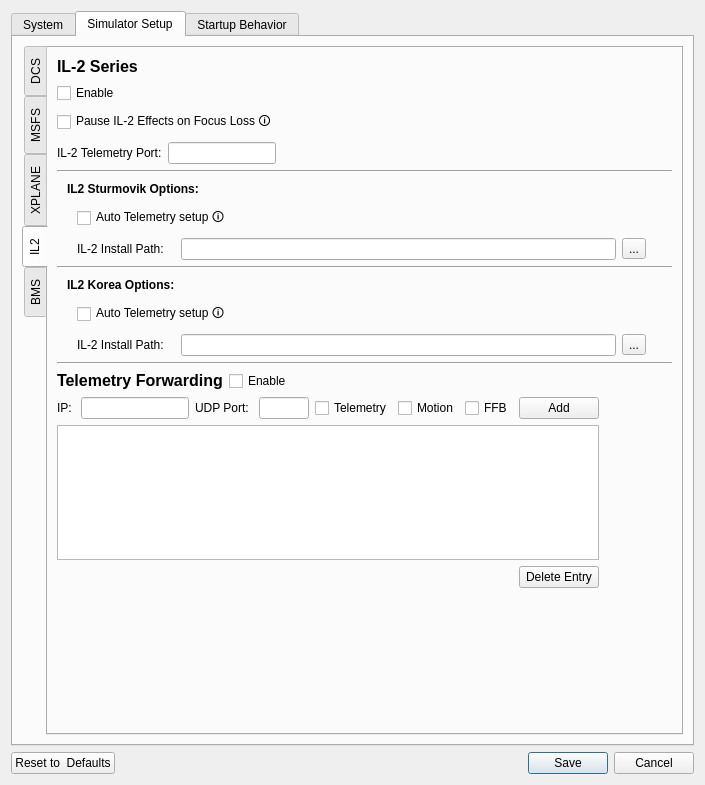
Before: the Qt Designer form SM/system_settings_new.ui in walmis/VPforce-TelemFFB, drawn with Qt 5.
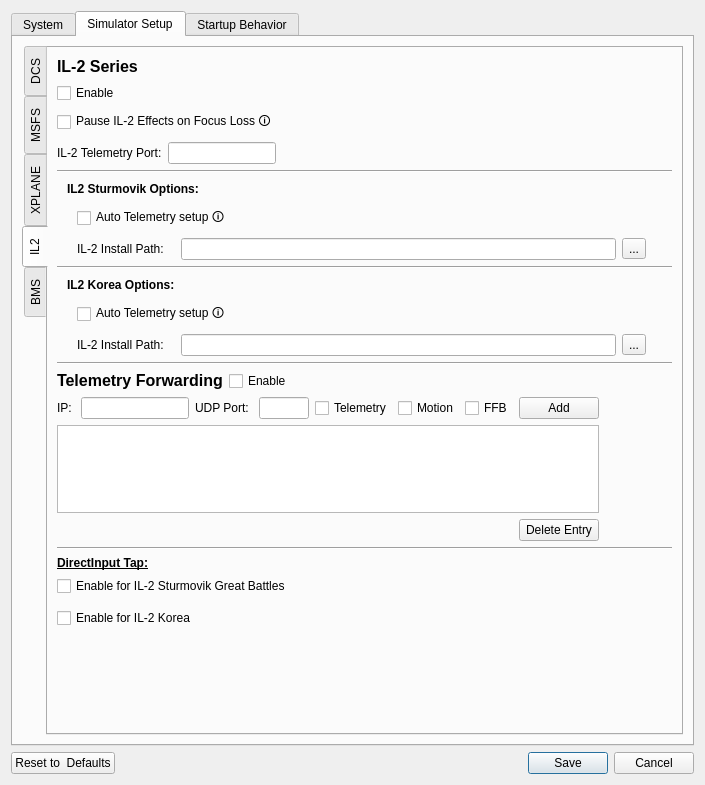
After: the same form once the commit is applied. Custom widgets are drawn as their Qt base class.

Commit message: feat(settings): DirectInput Tap per sim in System Settings

What changed in the file:
```diff
--- a/SM/system_settings_new.ui
+++ b/SM/system_settings_new.ui
@@ -1736,7 +1736,7 @@
              </item>
             </layout>
            </item>
-           <item row="15" column="1">
+           <item row="21" column="1">
             <spacer name="verticalSpacer_2">
              <property name="orientation">
               <enum>Qt::Vertical</enum>
@@ -1749,6 +1749,52 @@
              </property>
             </spacer>
            </item>
+           <item row="15" column="0" colspan="2">
+            <widget class="Line" name="tapLine_tab_IL2">
+             <property name="orientation">
+              <enum>Qt::Horizontal</enum>
+             </property>
+            </widget>
+           </item>
+           <item row="16" column="0" colspan="2">
+            <widget class="QLabel" name="tapHeader_tab_IL2">
+             <property name="font">
+              <font>
+               <bold>true</bold>
+               <underline>true</underline>
+              </font>
+             </property>
+             <property name="text">
+              <string>DirectInput Tap:</string>
+             </property>
+            </widget>
+           </item>
+           <item row="17" column="0" colspan="2">
+            <widget class="LabeledToggle" name="enableTap_IL2">
+             <property name="text">
+              <string>Enable for IL-2 Sturmovik Great Battles</string>
+             </property>
+             <property name="toolTip">
+              <string>The tap lets TelemFFB render the force feedback effects the game generates. Required for generic DirectInput devices; for VPforce devices it is needed only in the 'Game Managed (DirectInput Tap)' spring mode.</string>
+             </property>
+            </widget>
+           </item>
+           <item row="18" column="0" colspan="2">
+            <widget class="QWidget" name="tapStatusHost_IL2" />
+           </item>
+           <item row="19" column="0" colspan="2">
+            <widget class="LabeledToggle" name="enableTap_IL2_K">
+             <property name="text">
+              <string>Enable for IL-2 Korea</string>
+             </property>
+             <property name="toolTip">
+              <string>The tap lets TelemFFB render the force feedback effects the game generates. Required for generic DirectInput devices; for VPforce devices it is needed only in the 'Game Managed (DirectInput Tap)' spring mode.</string>
+             </property>
+            </widget>
+           </item>
+           <item row="20" column="0" colspan="2">
+            <widget class="QWidget" name="tapStatusHost_IL2_K" />
+           </item>
           </layout>
          </widget>
          <widget class="QWidget" name="tab_BMS">
```
Left out of the diff: 70 changed lines with no effect on the pictures. The commit also changes 8 other files.
